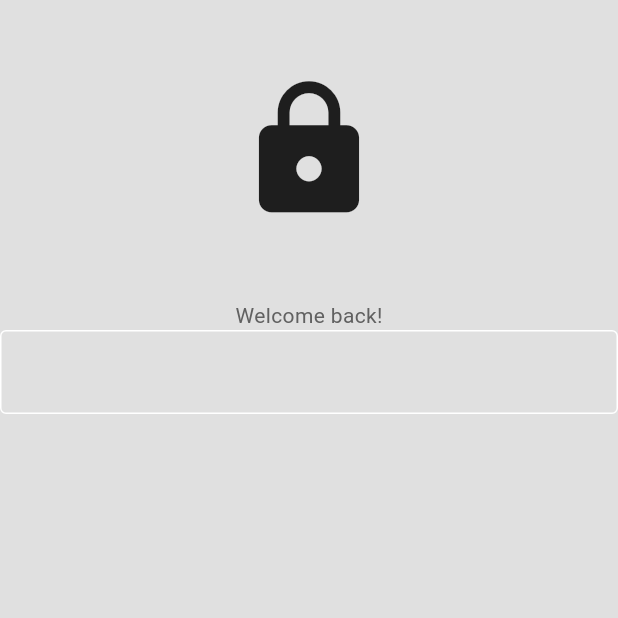
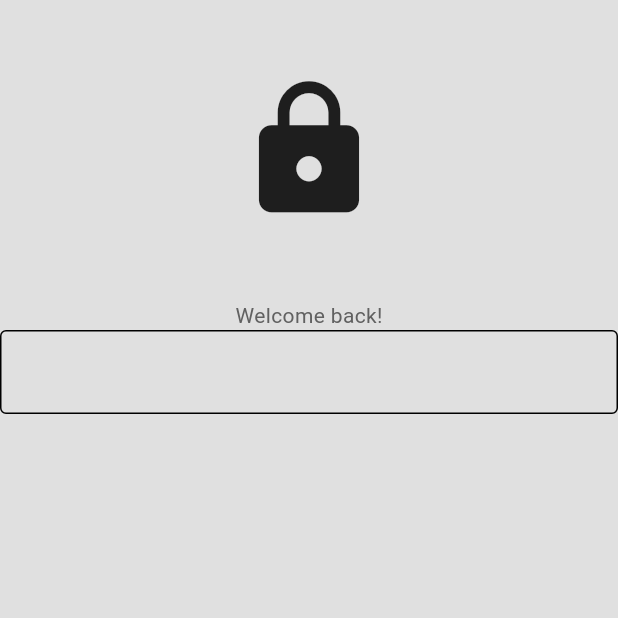
Before and after one commit to singhuthkarsh10/dhruvTrack, a Flutter app: the screen it shows after launch, on a phone screen of 412 x 824 dp, the top half of it. Run offline on Flutter 3.47's test engine with Material 2 defaults, Android fonts, the phone set to English and light mode, and no system bars.

```diff
--- a/lib/loginpage.dart
+++ b/lib/loginpage.dart
@@ -24,7 +24,7 @@ class loginPage extends StatelessWidget {
               TextField(
                 decoration: InputDecoration(
                   enabledBorder: OutlineInputBorder(
-                    borderSide: BorderSide(color: Colors.white),
+                    borderSide: BorderSide(color: Colors.black),
                   ),
                   focusedBorder: OutlineInputBorder(
                      borderSide: BorderSide(color: Colors.grey),
```
